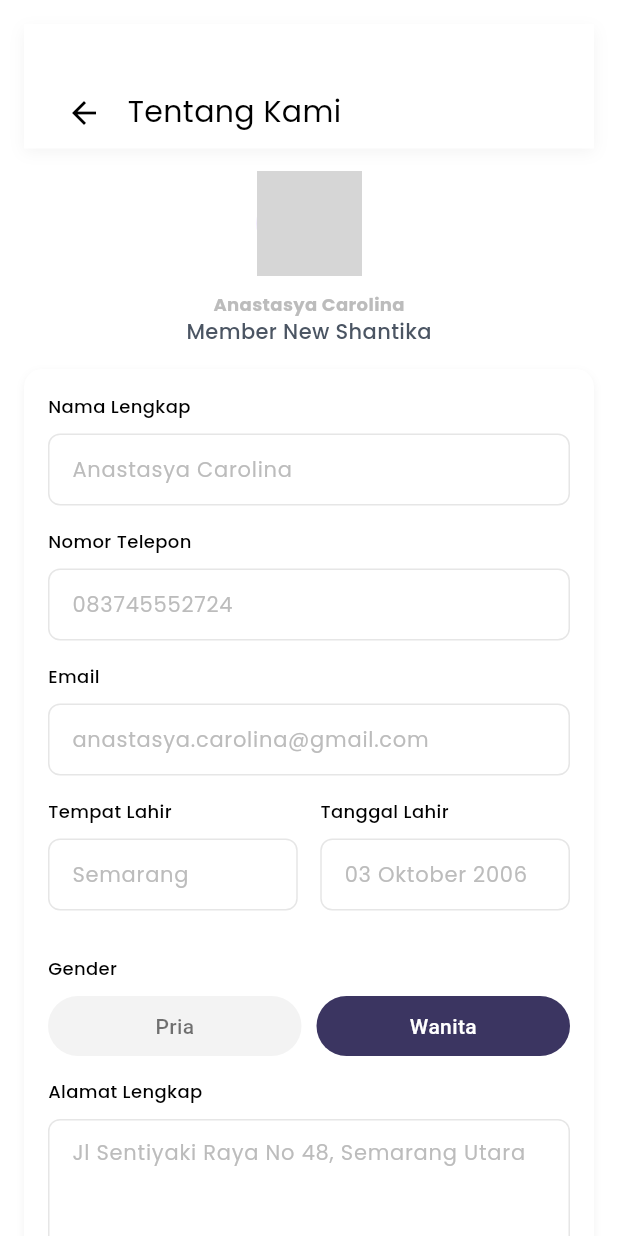
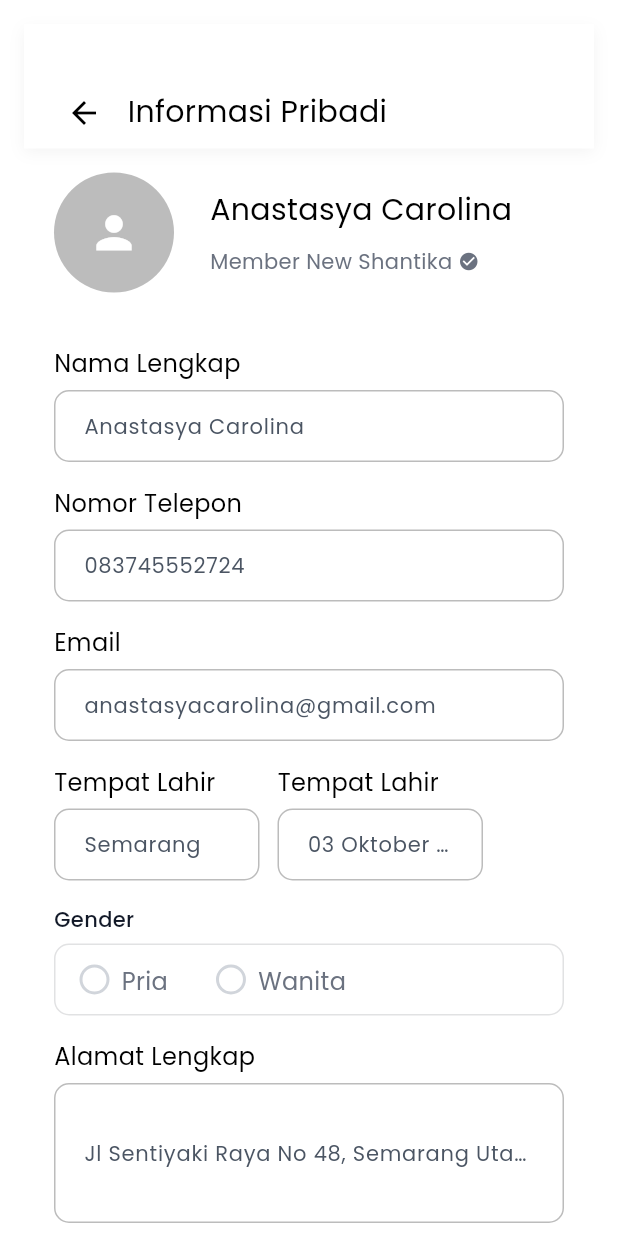
Before and after one commit to nafisahisbarsani/shantika_PKL, a Flutter app: the ProfilePage screen opened by its route, after a tap on "Informasi Pribadi", on a phone screen of 412 x 824 dp. Run offline on Flutter 3.47's test engine with Material 3 defaults, Android fonts, the light colour scheme and no system bars; our stand-ins replace carousel_slider, flutter_svg, get, google_fonts, iconly, icons_plus; grey boxes are pictures that could not be loaded.

Commit message:
[NI]: slicing profile page design into code

```diff
--- a/lib/pages/profile/personal_info.dart
+++ b/lib/pages/profile/personal_info.dart
@@ -1,7 +1,9 @@
 import 'package:flutter/material.dart';
+import 'package:google_fonts/google_fonts.dart';
 import 'package:shantika_pkl/widgets/app_style.dart';
-
+import 'package:shantika_pkl/widgets/custom_text_field.dart';
 import '../../widgets/custom_arrow.dart';
+import '../../widgets/custom_button.dart';
 
 class PersonalInfo extends StatelessWidget {
   const PersonalInfo({super.key});
@@ -13,15 +15,7 @@ class PersonalInfo extends StatelessWidget {
       body: SingleChildScrollView(
         padding: EdgeInsets.all(AppStyle.paddingL),
         child: Column(
-          children: [
-            _buildHeader(),
-            SizedBox(height: AppStyle.spaceM),
-            _buildProfileHeader(),
-            SizedBox(height: AppStyle.spaceM),
-            _buildInfoCard(),
-            SizedBox(height: AppStyle.spaceL),
-            _buildSaveButton(),
-          ],
+          children: [_buildHeader(), _buildProfileHeader(), _buildInput(),_buildButton()],
         ),
       ),
     );
@@ -39,144 +33,180 @@ class PersonalInfo extends StatelessWidget {
           ),
         ],
       ),
-      child: CustomArrow(title: "Tentang Kami"),
+      child: CustomArrow(title: "Informasi Pribadi"),
     );
   }
 
   Widget _buildProfileHeader() {
-    return Column(
-      mainAxisAlignment: MainAxisAlignment.start,
+    return Padding(
+      padding: EdgeInsets.only(
+        top: AppStyle.paddingL,
+        bottom: AppStyle.paddingL,
+        left: AppStyle.paddingXL,
+        right: AppStyle.paddingXL,
+      ),
+      child: Row(
+        crossAxisAlignment: CrossAxisAlignment.center,
+        children: [
+          Stack(
             children: [
               CircleAvatar(
-          radius: 35,
-          backgroundImage: AssetImage("assets/images/profile_sample.png"),
+                radius: AppStyle.radiusXXXL,
+                backgroundColor: AppStyle.black300,
+                child: Icon(
+                  Icons.person,
+                  size: AppStyle.iconXXL,
+                  color: AppStyle.background,
                 ),
-        SizedBox(height: AppStyle.spaceS),
-        Text(
-          "Anastasya Carolina",
-          style: AppStyle.paragraph2(color: AppStyle.black300),
-        ),
-        Text(
-          "Member New Shantika",
-          style: AppStyle.caption3(color: AppStyle.black400),
-        ),
-      ],
-    );
-  }
-
-  Widget _buildInfoCard() {
-    return Container(
-      decoration: BoxDecoration(
-        color: AppStyle.background,
-        borderRadius: BorderRadius.circular(12),
-        boxShadow: [
-          BoxShadow(
-            color: Colors.black.withOpacity(0.05),
-            blurRadius: 4,
-            offset: const Offset(0, 2),
               ),
             ],
           ),
-      padding: EdgeInsets.all(AppStyle.paddingL),
-      child: Column(
+          SizedBox(width: 24),
+          Column(
             crossAxisAlignment: CrossAxisAlignment.start,
+            mainAxisAlignment: MainAxisAlignment.center,
             children: [
-          _buildTextField("Nama Lengkap", "Anastasya Carolina"),
-          _buildTextField("Nomor Telepon", "083745552724"),
-          _buildTextField("Email", "anastasya.carolina@gmail.com"),
+              Text(
+                "Anastasya Carolina",
+                style: AppStyle.heading1(color: AppStyle.black500),
+              ),
+              SizedBox(height: AppStyle.spaceS),
               Row(
                 children: [
-              Expanded(child: _buildTextField("Tempat Lahir", "Semarang")),
-              SizedBox(width: AppStyle.spaceM),
-              Expanded(
-                child: _buildTextField("Tanggal Lahir", "03 Oktober 2006"),
+                  Text(
+                    "Member New Shantika",
+                    style: AppStyle.caption1(color: AppStyle.text),
+                  ),
+                  SizedBox(width: 4),
+                  Icon(Icons.check_circle, size: 14, color: AppStyle.text),
+                ],
               ),
             ],
-          ),
-          SizedBox(height: AppStyle.spaceM),
-          _buildGenderSection(),
-          SizedBox(height: AppStyle.spaceM),
-          _buildTextField(
-            "Alamat Lengkap",
-            "Jl Sentiyaki Raya No 48, Semarang Utara",
-            maxLines: 3,
           ),
         ],
       ),
     );
   }
 
-  Widget _buildGenderSection() {
-    return Column(
+  Widget _buildInput() {
+    return Padding(
+      padding: EdgeInsets.only(
+        top: AppStyle.paddingXL,
+        left: AppStyle.paddingXL,
+        right: AppStyle.paddingXL,
+        bottom: AppStyle.paddingL,
+      ),
+      child: Column(
         crossAxisAlignment: CrossAxisAlignment.start,
         children: [
-        Text("Gender", style: AppStyle.paragraph3(color: AppStyle.black500)),
-        SizedBox(height: AppStyle.spaceS),
+          CustomTextField(
+            isObsecure: false,
+            title: "Nama Lengkap",
+            hintText: "Anastasya Carolina",
+            width: 348,
+            height: 36,
+          ),
+          SizedBox(height: 16),
+          CustomTextField(
+            isObsecure: false,
+            title: "Nomor Telepon",
+            hintText: "083745552724",
+            width: 348,
+            height: 36,
+          ),
+          SizedBox(height: 16),
+          CustomTextField(
+            isObsecure: false,
+            title: "Email",
+            hintText: "anastasyacarolina@gmail.com",
+            width: 348,
+            height: 36,
+          ),
+          SizedBox(height: 16),
           Row(
             children: [
-            _buildGenderButton("Pria", false),
-            SizedBox(width: AppStyle.spaceS),
-            _buildGenderButton("Wanita", true),
+              CustomTextField(
+                isObsecure: false,
+                title: "Tempat Lahir",
+                hintText: "Semarang",
+                width: 137,
+                height: 36,
+              ),
+              SizedBox(width: 12),
+              CustomTextField(
+                isObsecure: false,
+                title: "Tempat Lahir",
+                hintText: "03 Oktober 2006",
+                width: 137,
+                height: 36,
+              ),
+            ],
+          ),
+          SizedBox(height: 16),
+          _buildGender(),
+          SizedBox(height: 16),
+          CustomTextField(
+            isObsecure: false,
+            title: "Alamat Lengkap",
+            hintText: "Jl Sentiyaki Raya No 48, Semarang Utara",
+            width: 348,
+            height: 104,
+          ),
+        ],
+      ),
+    );
+  }
+}
+
+Widget _buildGender() {
+  return Container(
+    width: 372,
+    child: Column(
+      mainAxisSize: MainAxisSize.min,
+      mainAxisAlignment: MainAxisAlignment.start,
+      crossAxisAlignment: CrossAxisAlignment.start,
+      children: [
+        Text(
+          'Gender',
+          style: GoogleFonts.poppins(
+            color: const Color(0xFF111827),
+            fontSize: 14,
+            fontWeight: FontWeight.w500,
+            height: 1.43,
+          ),
+        ),
+        const SizedBox(height: 6),
+        Container(
+          width: double.infinity,
+          height: 48,
+          padding: const EdgeInsets.symmetric(horizontal: 16, vertical: 12),
+          clipBehavior: Clip.antiAlias,
+          decoration: ShapeDecoration(
+            color: Colors.white,
+            shape: RoundedRectangleBorder(
+              side: const BorderSide(
+                width: 1,
+                color: Color(0x1E030712),
+              ),
+              borderRadius: BorderRadius.circular(10),
+            ),
+          ),
+          child: Row(
+            mainAxisSize: MainAxisSize.min,
+            mainAxisAlignment: MainAxisAlignment.start,
+            crossAxisAlignment: CrossAxisAlignment.center,
+            children: [
+              Row(
+                mainAxisSize: MainAxisSize.min,
+                mainAxisAlignment: MainAxisAlignment.start,
+                crossAxisAlignment: CrossAxisAlignment.center,
+                children: [
+                  _buildGenderOption('Pria', 'male'),
+                  const SizedBox(width: 32),
+                  _buildGenderOption('Wanita', 'female'),
                 ],
               ),
             ],
-    );
-  }
-
-  Widget _buildGenderButton(String text, bool isSelected) {
-    return Expanded(
-      child: Container(
-        height: 40,
-        decoration: BoxDecoration(
-          color: isSelected ? const Color(0xFF3B3561) : const Color(0xFFF3F3F3),
-          borderRadius: BorderRadius.circular(30),
-        ),
-        child: Center(
-          child: Text(
-            text,
-            style: TextStyle(
-              color: isSelected ? Colors.white : Colors.black54,
-              fontWeight: FontWeight.w500,
-            ),
-          ),
-        ),
-      ),
-    );
-  }
-
-  Widget _buildTextField(String label, String hint, {int maxLines = 1}) {
-    return Padding(
-      padding: EdgeInsets.only(bottom: AppStyle.spaceM),
-      child: Column(
-        crossAxisAlignment: CrossAxisAlignment.start,
-        children: [
-          Text(label, style: AppStyle.paragraph3(color: AppStyle.black500)),
-          SizedBox(height: AppStyle.spaceS),
-          TextField(
-            maxLines: maxLines,
-            decoration: InputDecoration(
-              hintText: hint,
-              hintStyle: AppStyle.caption1(color: AppStyle.black300),
-              filled: true,
-              fillColor: Colors.white,
-              contentPadding: const EdgeInsets.symmetric(
-                horizontal: 12,
-                vertical: 10,
-              ),
-              border: OutlineInputBorder(
-                borderRadius: BorderRadius.circular(8),
-                borderSide: const BorderSide(
-                  color: Color(0xFFE6E6E6),
-                  width: 1,
-                ),
-              ),
-              enabledBorder: OutlineInputBorder(
-                borderRadius: BorderRadius.circular(8),
-                borderSide: const BorderSide(
-                  color: Color(0xFFE6E6E6),
-                  width: 1,
-                ),
-              ),
           ),
         ),
       ],
@@ -184,19 +214,66 @@ class PersonalInfo extends StatelessWidget {
   );
 }
 
-  Widget _buildSaveButton() {
-    return SizedBox(
-      width: double.infinity,
-      height: 46,
-      child: ElevatedButton(
-        style: ElevatedButton.styleFrom(
-          backgroundColor: const Color(0xFFB7BAC3),
-          shape: RoundedRectangleBorder(borderRadius: BorderRadius.circular(8)),
-          elevation: 0,
+Widget _buildGenderOption(String label, String value) {
+  return GestureDetector(
+    onTap: () {
+      // Handle gender selection here
+      print('Selected: $value');
+    },
+    child: Row(
+      mainAxisSize: MainAxisSize.min,
+      mainAxisAlignment: MainAxisAlignment.start,
+      crossAxisAlignment: CrossAxisAlignment.center,
+      children: [
+        Container(
+          width: 20,
+          height: 20,
+          decoration: BoxDecoration(
+            shape: BoxShape.circle,
+            border: Border.all(
+              color: const Color(0xFFD1D5DB),
+              width: 2,
             ),
-        onPressed: () {},
-        child: const Text("Simpan", style: TextStyle(color: Colors.white)),
+          ),
+          child: Container(
+            margin: const EdgeInsets.all(2),
+            decoration: const BoxDecoration(
+              shape: BoxShape.circle,
+              color: Colors.transparent,
+            ),
+          ),
+        ),
+        const SizedBox(width: 8),
+        Text(
+          label,
+          style: GoogleFonts.poppins(
+            color: const Color(0xFF6B7280),
+            fontSize: 16,
+            fontWeight: FontWeight.w400,
+            height: 1.50,
+          ),
+        ),
+      ],
     ),
   );
 }
+
+Widget _buildButton() {
+  return Padding(
+    padding: EdgeInsets.only(
+      top: AppStyle.paddingM,
+      left: AppStyle.paddingXL,
+      right: AppStyle.paddingXL,
+    ),
+    child: Center(
+      child: CustomButton(
+        text: "Simpan",
+        onPressed: (){},
+        color: AppStyle.primary2,
+        width: 372,
+        fontSize: 16,
+        height: 48,
+      ),
+    ),
+  );
 }
--- a/lib/pages/profile/profile_page.dart
+++ b/lib/pages/profile/profile_page.dart
@@ -113,6 +113,7 @@ Widget _buildListProfile() {
       'icon': "assets/images/fav.svg",
       'title': "Beri Nilai App Kami",
       'route': '/rating',
+      'additionalText': "Versi 1.20.5",
     },
   ];
 
@@ -151,6 +152,13 @@ Widget _buildListProfile() {
                   style: AppStyle.caption1(color: AppStyle.black500),
                 ),
               ),
+              if (item['additionalText'] != null) ...[
+                Text(
+                  item['additionalText'],
+                  style: AppStyle.menu2(color: AppStyle.black400),
+                ),
+                SizedBox(width: AppStyle.paddingS),
+              ],
               SvgPicture.asset(
                 "assets/images/arrow.svg",
                 color: AppStyle.black500,
@@ -162,7 +170,6 @@ Widget _buildListProfile() {
     },
   );
 }
-
 Widget _buildButton() {
   return Padding(
     padding: EdgeInsets.only(
--- a/lib/widgets/custom_text_field.dart
+++ b/lib/widgets/custom_text_field.dart
@@ -1,11 +1,17 @@
 import 'package:flutter/material.dart';
 import 'package:flutter/services.dart';
 import 'package:google_fonts/google_fonts.dart';
-
 import 'app_style.dart';
 
+import 'package:flutter/material.dart';
+import 'package:flutter/services.dart';
+import 'package:google_fonts/google_fonts.dart';
+import '../widgets/app_style.dart';
+
 class CustomTextField extends StatelessWidget {
+  final String? title;
   final String? labelText;
+  final String? hintText;
   final bool isObsecure;
   final TextEditingController? controller;
   final Widget? prefixIcon;
@@ -19,10 +25,18 @@ class CustomTextField extends StatelessWidget {
   final String? Function(String?)? validator;
   final TextInputType? keyboardType;
   final List<TextInputFormatter>? inputFormatters;
+  final Color? borderColor;
+  final Color? focusedBorderColor;
+  final Color? titleColor;
+  final Color? hintColor;
+  final Color? textColor;
+  final double borderRadius;
 
   const CustomTextField({
     super.key,
+    this.title,
     this.labelText,
+    this.hintText,
     required this.isObsecure,
     this.controller,
     this.prefixIcon,
@@ -36,31 +50,48 @@ class CustomTextField extends StatelessWidget {
     this.validator,
     this.keyboardType,
     this.inputFormatters,
+    this.borderColor,
+    this.focusedBorderColor,
+    this.titleColor,
+    this.hintColor,
+    this.textColor,
+    this.borderRadius = 10,
   });
 
   @override
   Widget build(BuildContext context) {
     final inputDecoration = InputDecoration(
       labelText: labelText,
-      labelStyle: GoogleFonts.poppins(color: AppStyle.black500, fontSize: 16),
-      floatingLabelStyle: GoogleFonts.poppins(
-        color: AppStyle.black500,
-        fontSize: 16,
-        fontWeight: FontWeight.bold,
+      hintText: hintText,
+      labelStyle: GoogleFonts.poppins(
+        color: hintColor ?? AppStyle.black400,
+        fontSize: 14,
       ),
+      hintStyle: GoogleFonts.poppins(
+        color: hintColor ?? AppStyle.black400,
+        fontSize: 14,
+      ),
+      floatingLabelBehavior: FloatingLabelBehavior.never,
       border: OutlineInputBorder(
         borderSide: BorderSide(
-          color: AppStyle.black500,
-          width: AppStyle.spaceXS,
+          color: borderColor ?? AppStyle.black300,
+          width: 1,
         ),
-        borderRadius: BorderRadius.circular(AppStyle.radiusXXL),
+        borderRadius: BorderRadius.circular(borderRadius),
       ),
       focusedBorder: OutlineInputBorder(
         borderSide: BorderSide(
-          color: AppStyle.black500,
-          width: AppStyle.spaceXXS,
+          color: focusedBorderColor ?? AppStyle.primary1,
+          width: 1.5,
         ),
-        borderRadius: BorderRadius.circular(AppStyle.radiusS),
+        borderRadius: BorderRadius.circular(borderRadius),
+      ),
+      enabledBorder: OutlineInputBorder(
+        borderSide: BorderSide(
+          color: borderColor ?? AppStyle.black300,
+          width: 1,
+        ),
+        borderRadius: BorderRadius.circular(borderRadius),
       ),
       prefixIcon: prefixIcon,
       prefixIconColor: AppStyle.black500,
@@ -75,14 +106,24 @@ class CustomTextField extends StatelessWidget {
     return Center(
       child: SizedBox(
         width: width,
-        child: validator != null
+        child: Column(
+          crossAxisAlignment: CrossAxisAlignment.start,
+          children: [
+            if (title != null && title!.isNotEmpty) ...[
+              Text(
+                title!,
+                style: AppStyle.heading3(color: titleColor ?? AppStyle.black500),
+              ),
+              const SizedBox(height: 6),
+            ],
+            validator != null
                 ? TextFormField(
               controller: controller,
               obscureText: isObsecure,
               readOnly: readOnly,
               onTap: onTap,
-                style: AppStyle.heading3(color: AppStyle.black500),
-                decoration: inputDecoration,
+              style: AppStyle.heading3(color: textColor ?? AppStyle.black500),
+              decoration: decoration ?? inputDecoration,
               onChanged: onChanged,
               validator: validator,
               keyboardType: keyboardType,
@@ -93,11 +134,13 @@ class CustomTextField extends StatelessWidget {
               obscureText: isObsecure,
               readOnly: readOnly,
               onTap: onTap,
-                style: AppStyle.heading3(color: AppStyle.black500),
-                decoration: inputDecoration,
+              style: AppStyle.heading3(color: textColor ?? AppStyle.black500),
+              decoration: decoration ?? inputDecoration,
               onChanged: onChanged,
               keyboardType: keyboardType,
               inputFormatters: inputFormatters,
+            ),
+          ],
         ),
       ),
     );
```
Lines whose indentation alone changed are shown as unchanged.
